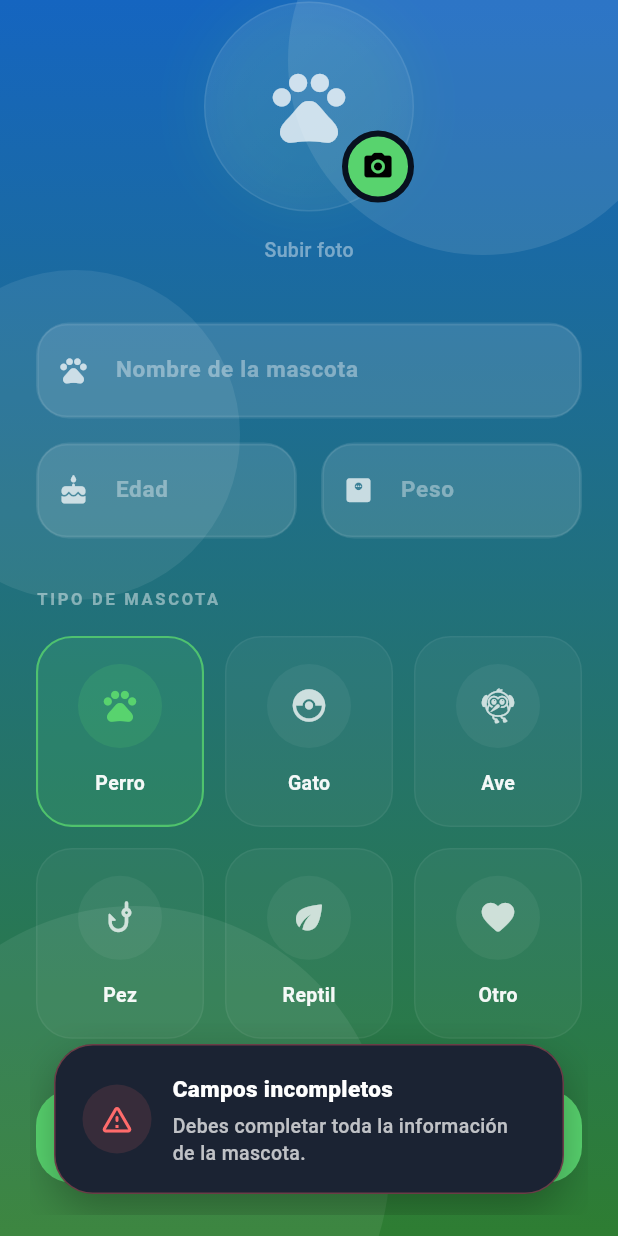
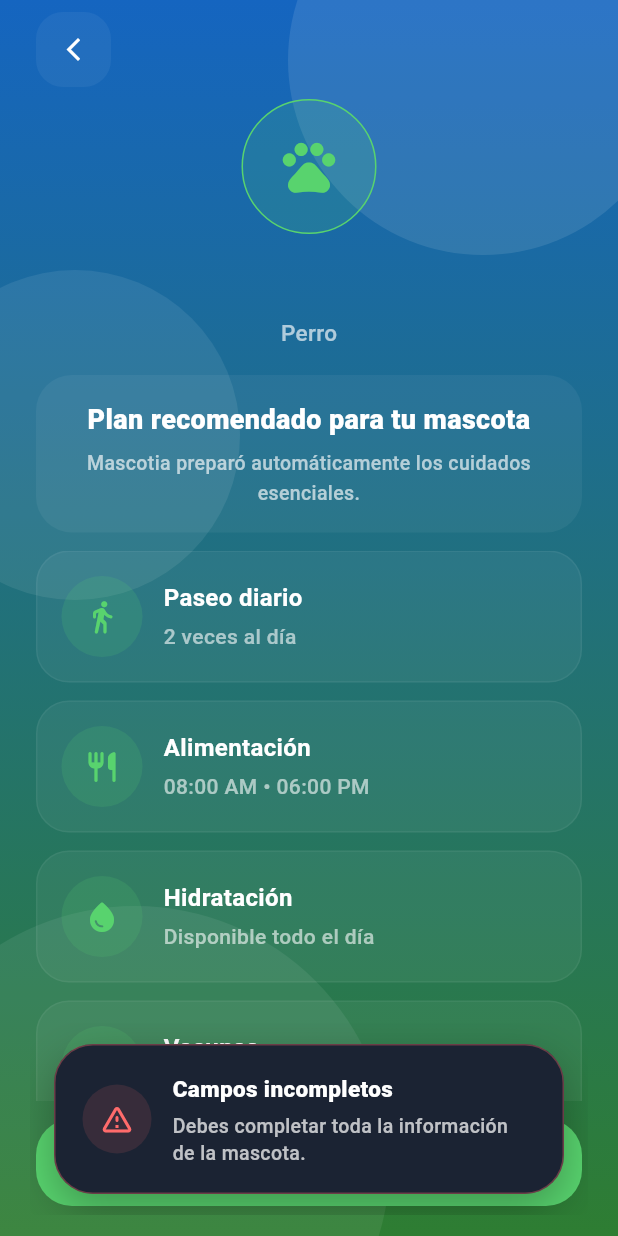
Before and after one commit to Luis2Sosa/mascotia, a Flutter app: the RegisterPetScreen screen opened directly, scrolled down 243 dp, after a tap on "Guardar mascota", on a phone screen of 412 x 824 dp. Run offline on Flutter 3.47's test engine with Material 3 defaults, Android fonts, the phone set to English and light mode, and no system bars; our stand-ins replace image_picker.

Commit message:
Ajustando pantallas configuracion y home

```diff
--- a/lib/screens/home/home_screen.dart
+++ b/lib/screens/home/home_screen.dart
@@ -656,7 +656,7 @@ class _RemindersPanel extends StatelessWidget {
               ),
               onPressed: () {},
               child: Text(
-                'Añadir recordatorio para ${pet.name}',
+                'Configurar recordatorios para ${pet.name}',
                 style: const TextStyle(
                   fontSize: 17,
                   fontWeight: FontWeight.w800,
--- /dev/null
+++ b/lib/screens/pet_reminders/pet_reminders_screen.dart
@@ -0,0 +1 @@
+// TODO Implement this library.
--- a/lib/screens/pets/register_pet_screen.dart
+++ b/lib/screens/pets/register_pet_screen.dart
@@ -1,9 +1,11 @@
 import 'dart:io';
+
 
 import 'package:flutter/material.dart';
 import 'package:image_picker/image_picker.dart';
 
 import '../../core/app_background.dart';
+import '../reminders/pet_reminders_screen.dart';
 
 class RegisterPetScreen extends StatefulWidget {
   const RegisterPetScreen({super.key});
@@ -736,7 +738,19 @@ class _RegisterPetScreenState
                       ),
                     ),
 
-                    onPressed: savePet,
+                    onPressed: () {
+                      savePet();
+
+                      Navigator.push(
+                        context,
+                        MaterialPageRoute(
+                          builder: (_) => PetCarePlanScreen(
+                            petName: nameController.text.trim(),
+                            petType: selectedType,
+                          ),
+                        ),
+                      );
+                    },
 
                     child: const Text(
                       'Guardar mascota',
--- /dev/null
+++ b/lib/screens/reminders/pet_reminders_screen.dart
@@ -0,0 +1,432 @@
+import 'package:flutter/material.dart';
+import '../../core/app_background.dart';
+import '../home/home_screen.dart';
+
+class PetCarePlanScreen extends StatelessWidget {
+  final String petName;
+  final String petType;
+
+  const PetCarePlanScreen({
+    super.key,
+    required this.petName,
+    required this.petType,
+  });
+
+  List<_CareItem> get carePlan {
+    switch (petType) {
+      case 'Perro':
+        return [
+          _CareItem(
+            'Paseo diario',
+            '2 veces al día',
+            Icons.directions_walk_rounded,
+          ),
+          _CareItem(
+            'Alimentación',
+            '08:00 AM • 06:00 PM',
+            Icons.restaurant_rounded,
+          ),
+          _CareItem(
+            'Hidratación',
+            'Disponible todo el día',
+            Icons.water_drop_rounded,
+          ),
+          _CareItem(
+            'Vacunas',
+            'Recordatorios automáticos',
+            Icons.vaccines_rounded,
+          ),
+          _CareItem(
+            'Baño',
+            'Cada 30 días',
+            Icons.cleaning_services_rounded,
+          ),
+        ];
+
+      case 'Gato':
+        return [
+          _CareItem(
+            'Alimentación',
+            '2 veces al día',
+            Icons.restaurant_rounded,
+          ),
+          _CareItem(
+            'Agua fresca',
+            'Renovar diariamente',
+            Icons.water_drop_rounded,
+          ),
+          _CareItem(
+            'Arenero',
+            'Limpieza diaria',
+            Icons.cleaning_services_rounded,
+          ),
+          _CareItem(
+            'Vacunas',
+            'Control veterinario',
+            Icons.vaccines_rounded,
+          ),
+        ];
+
+      case 'Pez':
+        return [
+          _CareItem(
+            'Alimentación',
+            '1-2 veces al día',
+            Icons.restaurant_rounded,
+          ),
+          _CareItem(
+            'Cambio de agua',
+            'Cada 7 días',
+            Icons.water_rounded,
+          ),
+          _CareItem(
+            'Limpieza de pecera',
+            'Cada 15 días',
+            Icons.cleaning_services_rounded,
+          ),
+        ];
+
+      case 'Ave':
+        return [
+          _CareItem(
+            'Alimentación',
+            'Diariamente',
+            Icons.restaurant_rounded,
+          ),
+          _CareItem(
+            'Agua limpia',
+            'Renovar diariamente',
+            Icons.water_drop_rounded,
+          ),
+          _CareItem(
+            'Limpieza de jaula',
+            'Cada semana',
+            Icons.cleaning_services_rounded,
+          ),
+        ];
+
+      case 'Reptil':
+        return [
+          _CareItem(
+            'Alimentación',
+            'Según especie',
+            Icons.restaurant_rounded,
+          ),
+          _CareItem(
+            'Temperatura',
+            'Monitoreo diario',
+            Icons.thermostat_rounded,
+          ),
+          _CareItem(
+            'Limpieza del terrario',
+            'Semanal',
+            Icons.cleaning_services_rounded,
+          ),
+        ];
+
+      default:
+        return [
+          _CareItem(
+            'Alimentación',
+            'Diaria',
+            Icons.restaurant_rounded,
+          ),
+          _CareItem(
+            'Hidratación',
+            'Diaria',
+            Icons.water_drop_rounded,
+          ),
+        ];
+    }
+  }
+
+  IconData get petIcon {
+    switch (petType) {
+      case 'Perro':
+        return Icons.pets_rounded;
+      case 'Gato':
+        return Icons.pets;
+      case 'Ave':
+        return Icons.flutter_dash_rounded;
+      case 'Pez':
+        return Icons.phishing_rounded;
+      case 'Reptil':
+        return Icons.eco_rounded;
+      default:
+        return Icons.favorite_rounded;
+    }
+  }
+
+  @override
+  Widget build(BuildContext context) {
+    return Scaffold(
+      backgroundColor: const Color(0xFF08111F),
+      body: AppBackgroundBlobs(
+        child: SafeArea(
+          child: Column(
+            children: [
+              const SizedBox(height: 8),
+
+              Padding(
+                padding:
+                const EdgeInsets.symmetric(horizontal: 24),
+                child: Row(
+                  children: [
+                    InkWell(
+                      borderRadius:
+                      BorderRadius.circular(18),
+                      onTap: () =>
+                          Navigator.pop(context),
+                      child: Container(
+                        width: 50,
+                        height: 50,
+                        decoration: BoxDecoration(
+                          borderRadius:
+                          BorderRadius.circular(18),
+                          color:
+                          Colors.white.withOpacity(.05),
+                        ),
+                        child: const Icon(
+                          Icons.arrow_back_ios_new,
+                          color: Colors.white,
+                          size: 18,
+                        ),
+                      ),
+                    ),
+                  ],
+                ),
+              ),
+
+              const SizedBox(height: 8),
+
+              Container(
+                width: 90,
+                height: 90,
+                decoration: BoxDecoration(
+                  shape: BoxShape.circle,
+                  color: const Color(0xFF58D36E)
+                      .withOpacity(.15),
+                  border: Border.all(
+                    color: const Color(0xFF58D36E),
+                  ),
+                ),
+                child: Icon(
+                  petIcon,
+                  size: 42,
+                  color: const Color(0xFF58D36E),
+                ),
+              ),
+
+              const SizedBox(height: 10),
+
+              Text(
+                petName,
+                style: const TextStyle(
+                  color: Colors.white,
+                  fontSize: 28,
+                  fontWeight: FontWeight.w900,
+                ),
+              ),
+
+              const SizedBox(height: 4),
+
+              Text(
+                petType,
+                style: TextStyle(
+                  color:
+                  Colors.white.withOpacity(.65),
+                  fontSize: 15,
+                ),
+              ),
+
+              const SizedBox(height: 16),
+
+              Padding(
+                padding: const EdgeInsets.symmetric(
+                  horizontal: 24,
+                ),
+                child: Container(
+                  width: double.infinity,
+                  padding:
+                  const EdgeInsets.all(16),
+                  decoration: BoxDecoration(
+                    borderRadius:
+                    BorderRadius.circular(24),
+                    color:
+                    Colors.white.withOpacity(.05),
+                  ),
+                  child: Column(
+                    children: [
+                      const Text(
+                        'Plan recomendado para tu mascota',
+                        textAlign: TextAlign.center,
+                        style: TextStyle(
+                          color: Colors.white,
+                          fontSize: 18,
+                          fontWeight:
+                          FontWeight.w800,
+                        ),
+                      ),
+                      const SizedBox(height: 6),
+                      Text(
+                        'Mascotia preparó automáticamente los cuidados esenciales.',
+                        textAlign: TextAlign.center,
+                        style: TextStyle(
+                          color: Colors.white
+                              .withOpacity(.65),
+                          fontSize: 13,
+                        ),
+                      ),
+                    ],
+                  ),
+                ),
+              ),
+
+              const SizedBox(height: 12),
+
+              Expanded(
+                child: ListView.builder(
+                  padding:
+                  const EdgeInsets.symmetric(
+                    horizontal: 24,
+                  ),
+                  itemCount: carePlan.length,
+                  itemBuilder: (_, index) {
+                    final item = carePlan[index];
+
+                    return Container(
+                      margin:
+                      const EdgeInsets.only(
+                        bottom: 12,
+                      ),
+                      padding:
+                      const EdgeInsets.all(16),
+                      decoration: BoxDecoration(
+                        borderRadius:
+                        BorderRadius.circular(
+                            22),
+                        color: Colors.white
+                            .withOpacity(.05),
+                        border: Border.all(
+                          color: Colors.white
+                              .withOpacity(.05),
+                        ),
+                      ),
+                      child: Row(
+                        children: [
+                          Container(
+                            width: 54,
+                            height: 54,
+                            decoration:
+                            BoxDecoration(
+                              shape:
+                              BoxShape.circle,
+                              color: const Color(
+                                  0xFF58D36E)
+                                  .withOpacity(
+                                  .15),
+                            ),
+                            child: Icon(
+                              item.icon,
+                              color: const Color(
+                                  0xFF58D36E),
+                            ),
+                          ),
+
+                          const SizedBox(width: 14),
+
+                          Expanded(
+                            child: Column(
+                              crossAxisAlignment:
+                              CrossAxisAlignment
+                                  .start,
+                              children: [
+                                Text(
+                                  item.title,
+                                  style:
+                                  const TextStyle(
+                                    color:
+                                    Colors.white,
+                                    fontWeight:
+                                    FontWeight
+                                        .w700,
+                                    fontSize: 16,
+                                  ),
+                                ),
+                                const SizedBox(
+                                    height: 3),
+                                Text(
+                                  item.subtitle,
+                                  style:
+                                  TextStyle(
+                                    color: Colors
+                                        .white
+                                        .withOpacity(
+                                        .60),
+                                  ),
+                                ),
+                              ],
+                            ),
+                          ),
+                        ],
+                      ),
+                    );
+                  },
+                ),
+              ),
+
+              Padding(
+                padding: const EdgeInsets.fromLTRB(
+                  24,
+                  12,
+                  24,
+                  20,
+                ),
+                child: SizedBox(
+                  width: double.infinity,
+                  height: 58,
+                  child: ElevatedButton(
+                    onPressed: () {
+                      Navigator.pushReplacement(
+                        context,
+                        MaterialPageRoute(
+                          builder: (_) => const HomeScreen(),
+                        ),
+                      );
+                    },
+                    style: ElevatedButton.styleFrom(
+                      backgroundColor: const Color(0xFF58D36E),
+                      shape: RoundedRectangleBorder(
+                        borderRadius: BorderRadius.circular(24),
+                      ),
+                    ),
+                    child: const Text(
+                      'Ir al inicio',
+                      style: TextStyle(
+                        color: Colors.black,
+                        fontWeight: FontWeight.w800,
+                        fontSize: 17,
+                      ),
+                    ),
+                  ),
+                ),
+              ),
+            ],
+          ),
+        ),
+      ),
+    );
+  }
+}
+
+class _CareItem {
+  final String title;
+  final String subtitle;
+  final IconData icon;
+
+  _CareItem(
+      this.title,
+      this.subtitle,
+      this.icon,
+      );
+}
--- a/lib/screens/reminders/reminders_panel.dart
+++ b/lib/screens/reminders/reminders_panel.dart
@@ -126,6 +126,23 @@ class RemindersPanel extends StatelessWidget {
                       icon: reminder.icon,
                       text: reminder.title,
                       date: reminder.date,
+                      onEdit: () {
+                        showDialog(
+                          context: context,
+                          builder: (_) => AlertDialog(
+                            title: const Text('Editar recordatorio'),
+                            content: Text(
+                              'Modificar ${reminder.title}',
+                            ),
+                            actions: [
+                              TextButton(
+                                onPressed: () => Navigator.pop(context),
+                                child: const Text('Cerrar'),
+                              ),
+                            ],
+                          ),
+                        );
+                      },
                     ),
 
                     if (index != reminders.length - 1)
@@ -257,11 +274,14 @@ class _ReminderRow extends StatelessWidget {
   final IconData icon;
   final String text;
   final String date;
+  final VoidCallback? onEdit;
 
   const _ReminderRow({
+    super.key,
     required this.icon,
     required this.text,
     required this.date,
+    this.onEdit,
   });
 
   @override
@@ -293,8 +313,7 @@ class _ReminderRow extends StatelessWidget {
 
           Expanded(
             child: Column(
-              crossAxisAlignment:
-              CrossAxisAlignment.start,
+              crossAxisAlignment: CrossAxisAlignment.start,
               children: [
                 Text(
                   text,
@@ -328,6 +347,18 @@ class _ReminderRow extends StatelessWidget {
                 fontSize: 12,
               ),
             ),
+          ),
+
+          const SizedBox(width: 8),
+
+          IconButton(
+            onPressed: onEdit,
+            icon: const Icon(
+              Icons.edit_rounded,
+              color: Colors.white,
+              size: 20,
+            ),
+            tooltip: 'Editar recordatorio',
           ),
         ],
       ),
```
